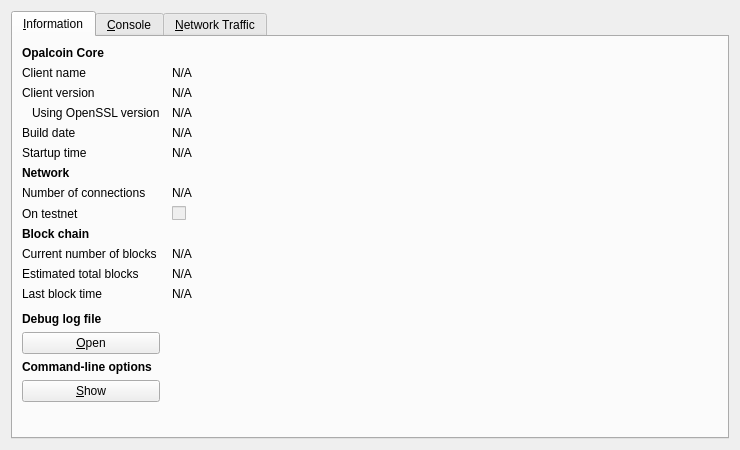
Before: the Qt Designer form src/qt/forms/rpcconsole.ui in OpalCoin/OpalCoin, drawn with Qt 5.
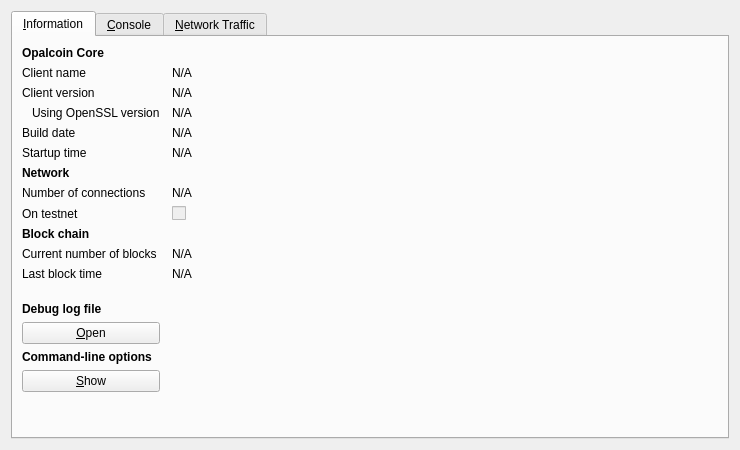
After: the same form once the commit is applied. Icons and pictures are not drawn. Custom widgets are drawn as their Qt base class.

Commit message: Remove NumBlocksOfPeers

Diff of the .ui file:
```diff
--- a/src/qt/forms/rpcconsole.ui
+++ b/src/qt/forms/rpcconsole.ui
@@ -248,36 +248,13 @@
         </widget>
        </item>
        <item row="11" column="0">
-        <widget class="QLabel" name="label_4">
-         <property name="text">
-          <string>Estimated total blocks</string>
-         </property>
-        </widget>
-       </item>
-       <item row="11" column="1">
-        <widget class="QLabel" name="totalBlocks">
-         <property name="cursor">
-          <cursorShape>IBeamCursor</cursorShape>
-         </property>
-         <property name="text">
-          <string>N/A</string>
-         </property>
-         <property name="textFormat">
-          <enum>Qt::PlainText</enum>
-         </property>
-         <property name="textInteractionFlags">
-          <set>Qt::LinksAccessibleByMouse|Qt::TextSelectableByKeyboard|Qt::TextSelectableByMouse</set>
-         </property>
-        </widget>
-       </item>
-       <item row="12" column="0">
         <widget class="QLabel" name="label_2">
          <property name="text">
           <string>Last block time</string>
          </property>
         </widget>
        </item>
-       <item row="12" column="1">
+       <item row="11" column="1">
         <widget class="QLabel" name="lastBlockTime">
          <property name="cursor">
           <cursorShape>IBeamCursor</cursorShape>
@@ -293,7 +270,7 @@
          </property>
         </widget>
        </item>
-       <item row="13" column="0">
+       <item row="12" column="0">
         <spacer name="verticalSpacer_2">
          <property name="orientation">
           <enum>Qt::Vertical</enum>
@@ -306,7 +283,7 @@
          </property>
         </spacer>
        </item>
-       <item row="14" column="0">
+       <item row="13" column="0">
         <widget class="QLabel" name="labelDebugLogfile">
          <property name="font">
           <font>
@@ -319,7 +296,7 @@
          </property>
         </widget>
        </item>
-       <item row="15" column="0">
+       <item row="14" column="0">
         <widget class="QPushButton" name="openDebugLogfileButton">
          <property name="toolTip">
           <string>Open the Opalcoin debug log file from the current data directory. This can take a few seconds for large log files.</string>
@@ -332,7 +309,7 @@
          </property>
         </widget>
        </item>
-       <item row="16" column="0">
+       <item row="15" column="0">
         <widget class="QLabel" name="labelCLOptions">
          <property name="font">
           <font>
@@ -345,7 +322,7 @@
          </property>
         </widget>
        </item>
-       <item row="17" column="0">
+       <item row="16" column="0">
         <widget class="QPushButton" name="showCLOptionsButton">
          <property name="toolTip">
           <string>Show the Opalcoin-Qt help message to get a list with possible Opalcoin command-line options.</string>
@@ -358,7 +335,7 @@
          </property>
         </widget>
        </item>
-       <item row="18" column="0">
+       <item row="17" column="0">
         <spacer name="verticalSpacer">
          <property name="orientation">
           <enum>Qt::Vertical</enum>
```
The commit also changes 9 other files.
